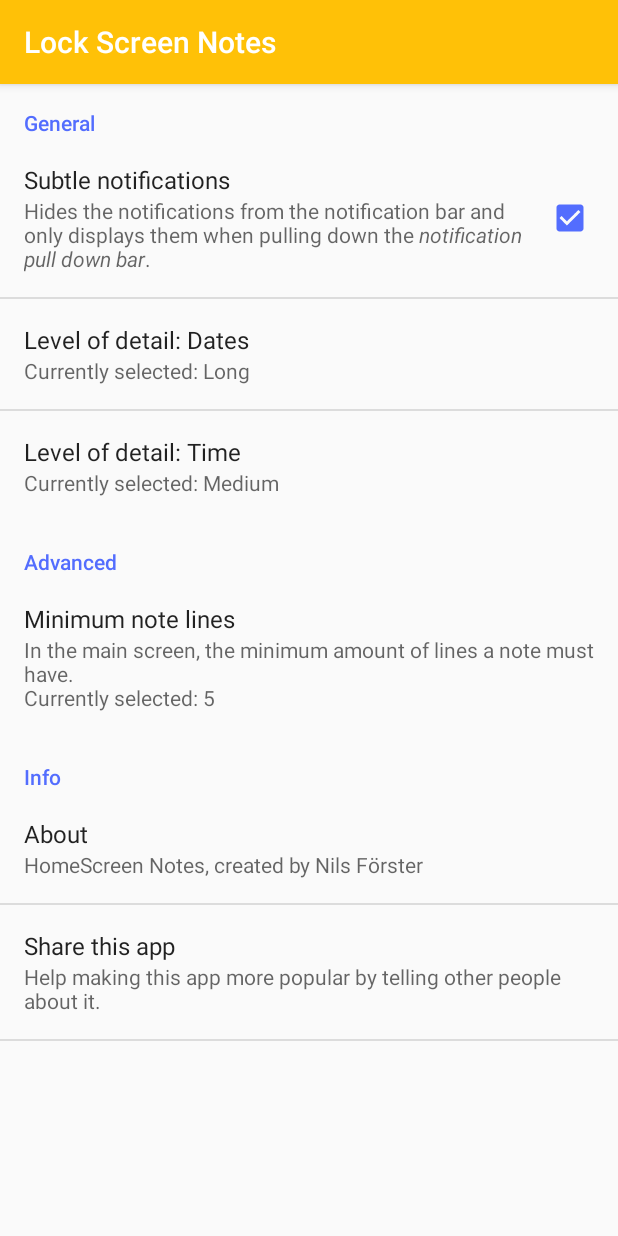
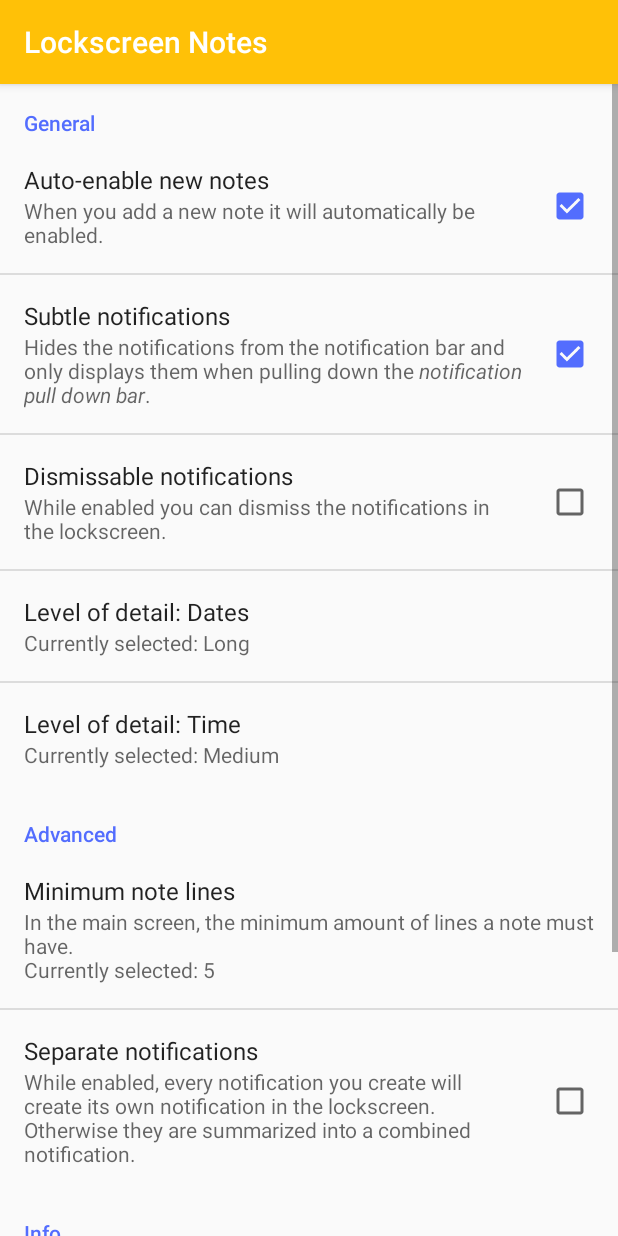
Before and after one commit to NilsFo/LockScreenNotes, an Android app: the fragment SettingsFragment shown on its own in the app's theme, on a phone screen of 412 x 824 dp. Run offline under Robolectric (Android 15) with nearby library versions, the phone set to English and light mode, and no system bars.

Commit message:
Added more preferences. Added support for German language.

```diff
--- a/app/src/main/java/de/wavegate/tos/lockscreennotes/activity/NoteSharingListenerActivity.java
+++ b/app/src/main/java/de/wavegate/tos/lockscreennotes/activity/NoteSharingListenerActivity.java
@@ -2,7 +2,9 @@ package de.wavegate.tos.lockscreennotes.activity;
 
 import android.app.Activity;
 import android.content.Intent;
+import android.content.SharedPreferences;
 import android.os.Bundle;
+import android.preference.PreferenceManager;
 import android.util.Log;
 import android.widget.Toast;
 
@@ -55,8 +57,10 @@ public class NoteSharingListenerActivity extends Activity {
 	private void addNewNote(String receivedText) {
 		DBAdapter databaseAdapter = new DBAdapter(this);
 		databaseAdapter.open();
+		SharedPreferences sharedPreferences = PreferenceManager.getDefaultSharedPreferences(this);
 
-		Note note = new Note(receivedText, true, new Date().getTime());
+		boolean enabled = sharedPreferences.getBoolean("prefs_auto_enable_new_notes", true);
+		Note note = new Note(receivedText, enabled, new Date().getTime());
 		databaseAdapter.insertRow(note.getText(), note.isEnabledSQL(), note.getTimestamp());
 
 		databaseAdapter.close();
--- a/app/src/main/java/de/wavegate/tos/lockscreennotes/view/fragment/SettingsFragment.java
+++ b/app/src/main/java/de/wavegate/tos/lockscreennotes/view/fragment/SettingsFragment.java
@@ -1,6 +1,8 @@
 package de.wavegate.tos.lockscreennotes.view.fragment;
 
+import android.content.Intent;
 import android.content.SharedPreferences;
+import android.net.Uri;
 import android.os.Bundle;
 import android.preference.Preference;
 import android.preference.PreferenceFragment;
@@ -18,6 +20,7 @@ import static de.wavegate.tos.lockscreennotes.MainActivity.LOGTAG;
 
 public class SettingsFragment extends PreferenceFragment implements SharedPreferences.OnSharedPreferenceChangeListener {
 
+	public static final String GITHUB_URL = "https://github.com/NilsFo/LockScreenNotes";
 	public static final String HOME_SCREEN_LINES_KEY = "prefs_homescreen_lines";
 	public static final String LOD_DATE_KEY = "prefs_date_detail";
 	public static final String LOD_TIME_KEY = "prefs_time_detail";
@@ -36,12 +39,26 @@ public class SettingsFragment extends PreferenceFragment implements SharedPrefer
 			}
 		});
 
+		myPref = findPreference("pref_view_on_github");
+		myPref.setOnPreferenceClickListener(new Preference.OnPreferenceClickListener() {
+			public boolean onPreferenceClick(Preference preference) {
+				viewOnGithub();
+				return false;
+			}
+		});
+
 		updatePreferenceSummaries();
 	}
 
 	private void shareApp() {
 		//TODO add android store URL later
 		Toast.makeText(getActivity(), R.string.error_not_in_android_store_yet, Toast.LENGTH_LONG).show();
+	}
+
+	private void viewOnGithub() {
+		Intent i = new Intent(Intent.ACTION_VIEW);
+		i.setData(Uri.parse(GITHUB_URL));
+		startActivity(i);
 	}
 
 	@Override
@@ -62,7 +79,13 @@ public class SettingsFragment extends PreferenceFragment implements SharedPrefer
 
 		if (key.equals(HOME_SCREEN_LINES_KEY)) {
 			SharedPreferences preferences = PreferenceManager.getDefaultSharedPreferences(getActivity());
-			int lines = Integer.parseInt(preferences.getString(HOME_SCREEN_LINES_KEY, "?"));
+			int lines = 0;
+			try {
+				lines = Integer.parseInt(preferences.getString(HOME_SCREEN_LINES_KEY, "?"));
+			} catch (NumberFormatException e) {
+				preferences.edit().putString(HOME_SCREEN_LINES_KEY, String.valueOf(MIN_HOME_SCREEN_LINES)).apply();
+				Toast.makeText(getActivity(), R.string.error_invalid_value, Toast.LENGTH_LONG).show();
+			}
 
 			if (lines < MIN_HOME_SCREEN_LINES) {
 				preferences.edit().putString(HOME_SCREEN_LINES_KEY, String.valueOf(MIN_HOME_SCREEN_LINES)).apply();
@@ -78,8 +101,8 @@ public class SettingsFragment extends PreferenceFragment implements SharedPrefer
 
 	private void updatePreferenceSummaries() {
 		Preference pref = findPreference(HOME_SCREEN_LINES_KEY);
-		String lod_date = PreferenceManager.getDefaultSharedPreferences(getActivity()).getString(LOD_DATE_KEY, "<Unknown>");
-		String lod_time = PreferenceManager.getDefaultSharedPreferences(getActivity()).getString(LOD_TIME_KEY, "<Unknown>");
+		String lod_date = PreferenceManager.getDefaultSharedPreferences(getActivity()).getString(LOD_DATE_KEY, getString(R.string.error_unknown));
+		String lod_time = PreferenceManager.getDefaultSharedPreferences(getActivity()).getString(LOD_TIME_KEY, getString(R.string.error_unknown));
 
 		try {
 			int lod = Integer.parseInt(lod_date);
--- a/app/src/main/res/values/strings.xml
+++ b/app/src/main/res/values/strings.xml
@@ -1,5 +1,5 @@
 <resources>
-    <string name="app_name">Lock Screen Notes</string>
+    <string name="app_name">Lockscreen Notes</string>
     <string name="action_settings">Settings</string>
     <string name="last_edited">Last edited: %1$s</string>
     <string name="note_position">#%1$s</string>
@@ -9,7 +9,7 @@
     <string name="enabled">Enabled</string>
     <string name="delete_dialog_title">Delete note</string>
     <string name="delete_dialog_content">Are you sure you want to delete this note?\n\n<i>%1$s</i></string>
-    <string name="notification_ticker">HomeScreen note has been created.</string>
+    <string name="notification_ticker">Lockscreen note has been created.</string>
     <string name="notification_multiple_notes">%1$s notes!</string>
     <string name="pref_settings_general">General</string>
     <string name="settings_low_priority_note_title">Subtle notifications</string>
@@ -29,7 +29,7 @@
     <string name="error_unknown"><![CDATA[<unknown>]]></string>
     <string name="info">Info</string>
     <string name="prefs_about_title">About</string>
-    <string name="prefs_about_summary">HomeScreen Notes, created by Nils Förster</string>
+    <string name="prefs_about_summary">Lockscreen Notes, created by Nils Förster</string>
     <string name="prefs_share_app_title">Share this app</string>
     <string name="prefs_share_app_summary">Help making this app more popular by telling other people about it.</string>
     <string name="error_not_in_android_store_yet">Error! This app is not in the android App store yet.</string>
@@ -48,4 +48,13 @@
     <string name="share_using">Share note via</string>
     <string name="action_clear_confirm">Are you sure you want to clear this note\'s text?</string>
     <string name="title_activity_test">TestActivity</string>
+    <string name="pref_view_on_github_title">View this App on GitHub</string>
+    <string name="settings_dismissable_notes_tilte">Dismissable notifications</string>
+    <string name="settings_dismissable_notes_flavor">While enabled you can dismiss the notifications in the lockscreen.</string>
+    <string name="prefs_seperate_notes_tilte">Separate notifications</string>
+    <string name="prefs_seperate_notes_flavor">While enabled, every notification you create will create its own notification in the lockscreen.\nOtherwise they are summarized into a combined notification.</string>
+    <string name="error_invalid_value">Could not handle that value. Resetting to default.</string>
+    <string name="pref_view_on_github_summary">This app is free and open source. You can view this app\'s sourcecode online if you tap here.</string>
+    <string name="settings_auto_enable_new_notes_title">Auto-enable new notes</string>
+    <string name="settings_auto_enable_new_notes_flavor">When you add a new note it will automatically be enabled.</string>
 </resources>
--- a/app/src/main/res/xml/preferences.xml
+++ b/app/src/main/res/xml/preferences.xml
@@ -7,9 +7,21 @@
 
         <CheckBoxPreference
             android:defaultValue="true"
+            android:key="prefs_auto_enable_new_notes"
+            android:summary="@string/settings_auto_enable_new_notes_flavor"
+            android:title="@string/settings_auto_enable_new_notes_title"/>
+
+        <CheckBoxPreference
+            android:defaultValue="true"
             android:key="prefs_low_priority_note"
             android:summary="@string/settings_low_priority_note_flavor"
             android:title="@string/settings_low_priority_note_title"/>
+
+        <CheckBoxPreference
+            android:defaultValue="false"
+            android:key="prefs_dismissable_notes"
+            android:summary="@string/settings_dismissable_notes_flavor"
+            android:title="@string/settings_dismissable_notes_tilte"/>
 
         <ListPreference
             android:defaultValue="1"
@@ -39,6 +51,12 @@
             android:key="prefs_homescreen_lines"
             android:summary="@string/prefs_homescreen_lines_summary"
             android:title="@string/prefs_homescreen_lines_title"/>
+
+        <CheckBoxPreference
+            android:defaultValue="false"
+            android:key="prefs_seperate_notes"
+            android:summary="@string/prefs_seperate_notes_flavor"
+            android:title="@string/prefs_seperate_notes_tilte"/>
     </PreferenceCategory>
 
     <PreferenceCategory
@@ -56,6 +74,12 @@
             android:summary="@string/prefs_share_app_summary"
             />
 
+        <Preference
+            android:key="pref_view_on_github"
+            android:title="@string/pref_view_on_github_title"
+            android:summary="@string/pref_view_on_github_summary"
+            />
+
     </PreferenceCategory>
 
 </PreferenceScreen>
```
Also changed, not shown: app/src/main/java/de/wavegate/tos/lockscreennotes/MainActivity.java (+6 -3 lines), app/src/main/java/de/wavegate/tos/lockscreennotes/TestActivity.java (deleted, +0 -29 lines), app/src/main/java/de/wavegate/tos/lockscreennotes/util/NotesNotificationManager.java (+44 -14 lines), 1 other file.
